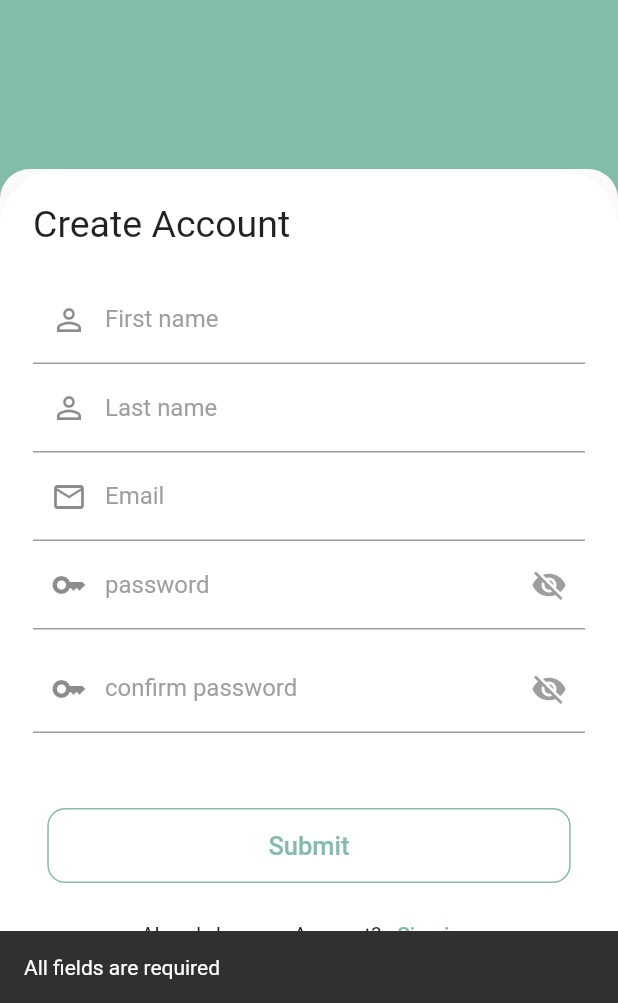
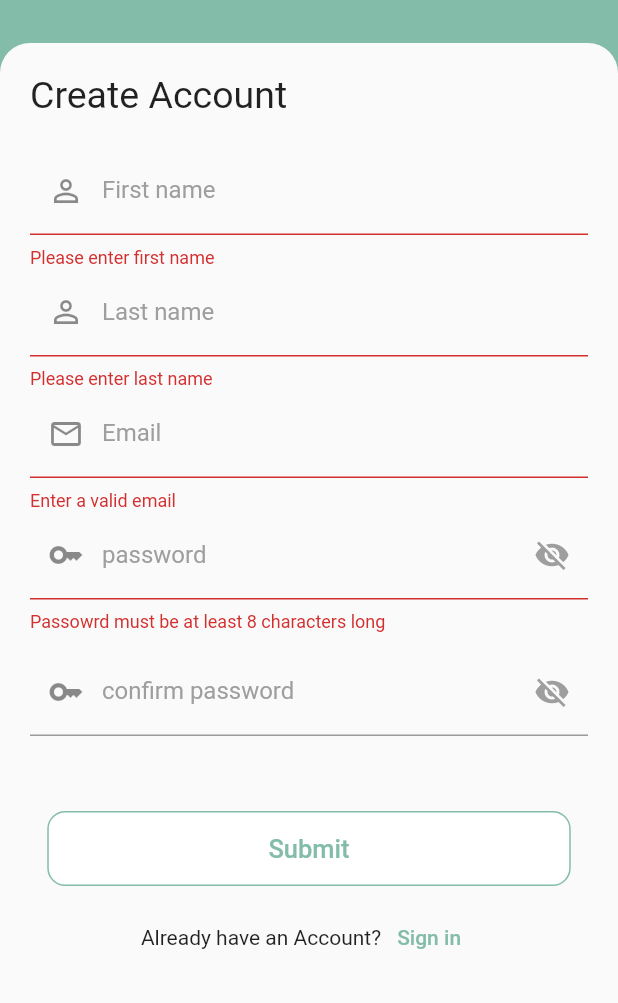
Before and after one commit to parajuliamit/rent-assist-tenant, a Flutter app: the RegisterView screen opened by its route, after a tap on "Submit", on a phone screen of 412 x 824 dp, the part 233-1236 px from its top. Run offline on Flutter 3.47's test engine with Material 2 defaults, Android fonts, the phone set to English and light mode, and no system bars; our stand-ins replace dio, get, get_storage, lottie, pretty_dio_logger; accounts and stored records are empty.

Commit message:
navigation

```diff
--- a/lib/app/modules/authentication/register/controllers/register_controller.dart
+++ b/lib/app/modules/authentication/register/controllers/register_controller.dart
@@ -63,7 +63,7 @@ class RegisterController extends GetxController {
     String email = emailController.text.trim();
     String password = passwordController.text.trim();
     String confirmPassword = confirmPasswordController.text.trim();
-    if (validateInput(fname, email, password, confirmPassword)) {
+    if (validateInput(fname, lname, email, password, confirmPassword)) {
       await Future.delayed(2.seconds);
       showSnackbar('Register Successful');
       Get.toNamed(Routes.HOME);
@@ -72,30 +72,30 @@ class RegisterController extends GetxController {
     isLoading(false);
   }
 
-  bool validateInput(
-      String name, String email, String password, String confirmPassowrd) {
+  bool validateInput(String fname, String lname, String email, String password,
+      String confirmPassowrd) {
     bool isValid = true;
     if (!email.isEmail) {
-      emailError("Enter valid email");
+      emailError("Enter a valid email");
       isValid = false;
     }
 
     if (password.length < 8) {
-      passwordError("Passowrd must be at least 8 characters");
+      passwordError("Passowrd must be at least 8 characters long");
       isValid = false;
     }
 
     if (password != confirmPassowrd) {
-      confirmPasswordError("password doesnot match");
+      confirmPasswordError("Password does not match");
       isValid = false;
     }
 
-    if (name.length < 4) {
-      fnameError("Enter a valid name");
+    if (fname.isEmpty) {
+      fnameError("Please enter first name");
       isValid = false;
     }
-    if (name.isEmpty || email.isEmpty || password.isEmpty) {
-      Get.rawSnackbar(message: 'All fields are required');
+    if (lname.isEmpty) {
+      lnameError("Please enter last name");
       isValid = false;
     }
     return isValid;
--- a/lib/app/modules/authentication/register/views/widgets/register_bottom_sheet.dart
+++ b/lib/app/modules/authentication/register/views/widgets/register_bottom_sheet.dart
@@ -1,10 +1,7 @@
 import 'package:flutter/material.dart';
 import 'package:get/get.dart';
 
-import '../../../../../../widgets/custom_button.dart';
-import '../../../../../../widgets/input_field.dart';
-import '../../../../../../widgets/loading.dart';
-import '../../../../../../widgets/password_field.dart';
+import '../../../../../../widgets/widgets.dart';
 import '../../../../../utils/constants.dart';
 import '../../../login/views/login_view.dart';
 import '../../controllers/register_controller.dart';
@@ -19,14 +16,6 @@ class RegisterBottomSheet extends StatelessWidget {
     final controller = Get.find<RegisterController>();
     return Container(
       padding: const EdgeInsets.symmetric(horizontal: 20, vertical: 20),
-      decoration: BoxDecoration(
-        color: kWhiteColor,
-        border: Border.all(width: 2, color: kWhiteColor),
-        borderRadius: const BorderRadius.only(
-          topRight: Radius.circular(40),
-          topLeft: Radius.circular(40),
-        ),
-      ),
       child: SingleChildScrollView(
         child: Column(
           mainAxisSize: MainAxisSize.min,
@@ -41,7 +30,8 @@ class RegisterBottomSheet extends StatelessWidget {
             const SizedBox(
               height: 20,
             ),
-            InputField(
+            Obx(
+              () => InputField(
                 'First name',
                 const Icon(
                   Icons.person_outline_outlined,
@@ -49,11 +39,11 @@ class RegisterBottomSheet extends StatelessWidget {
                 controller: controller.fnameController,
                 inputType: TextInputType.emailAddress,
                 textInputAction: TextInputAction.next,
+                errorMessage: controller.fnameError.value,
               ),
-            // const SizedBox(
-            //   height: 10,
-            // ),
-            InputField(
+            ),
+            Obx(
+              () => InputField(
                 'Last name',
                 const Icon(
                   Icons.person_outline_outlined,
@@ -61,11 +51,11 @@ class RegisterBottomSheet extends StatelessWidget {
                 controller: controller.lnameController,
                 inputType: TextInputType.emailAddress,
                 textInputAction: TextInputAction.next,
+                errorMessage: controller.lnameError.value,
               ),
-            // const SizedBox(
-            //   height: 10,
-            // ),
-            InputField(
+            ),
+            Obx(
+              () => InputField(
                 'Email',
                 const Icon(
                   Icons.email_outlined,
@@ -73,20 +63,25 @@ class RegisterBottomSheet extends StatelessWidget {
                 controller: controller.emailController,
                 inputType: TextInputType.emailAddress,
                 textInputAction: TextInputAction.next,
+                errorMessage: controller.emailError.value,
               ),
-            // const SizedBox(
-            //   height: 10,
-            // ),
-            PasswordField(
+            ),
+            Obx(
+              () => PasswordField(
                 'password',
                 controller: controller.passwordController,
+                errorMessage: controller.passwordError.value,
+              ),
             ),
             const SizedBox(
               height: 10,
             ),
-            PasswordField(
+            Obx(
+              () => PasswordField(
                 'confirm password',
                 controller: controller.confirmPasswordController,
+                errorMessage: controller.confirmPasswordError.value,
+              ),
             ),
             const SizedBox(
               height: 50,
--- a/lib/app/modules/home/bindings/home_binding.dart
+++ /dev/null
@@ -1,12 +0,0 @@
-import 'package:get/get.dart';
-
-import '../controllers/home_controller.dart';
-
-class HomeBinding extends Bindings {
-  @override
-  void dependencies() {
-    Get.lazyPut<HomeController>(
-      () => HomeController(),
-    );
-  }
-}
--- a/lib/app/routes/app_pages.dart
+++ b/lib/app/routes/app_pages.dart
@@ -1,11 +1,12 @@
 import 'package:get/get.dart';
+
+import 'package:tenant_app/app/modules/navigation/bindings/navigation_binding.dart';
+import 'package:tenant_app/app/modules/navigation/views/navigation_view.dart';
 
 import '../modules/authentication/login/bindings/login_binding.dart';
 import '../modules/authentication/login/views/login_view.dart';
 import '../modules/authentication/register/bindings/register_binding.dart';
 import '../modules/authentication/register/views/register_view.dart';
-import '../modules/home/bindings/home_binding.dart';
-import '../modules/home/views/home_view.dart';
 import '../modules/splash_screen/bindings/splash_screen_binding.dart';
 import '../modules/splash_screen/views/splash_screen_view.dart';
 
@@ -19,8 +20,8 @@ class AppPages {
   static final routes = [
     GetPage(
       name: _Paths.HOME,
-      page: () => HomeView(),
-      binding: HomeBinding(),
+      page: () => NavigationView(),
+      binding: NavigationBinding(),
     ),
     GetPage(
       name: _Paths.SPLASH_SCREEN,
@@ -44,5 +45,10 @@ class AppPages {
       page: () => RegisterView(),
       binding: RegisterBinding(),
     ),
+    GetPage(
+      name: _Paths.NAVIGATION,
+      page: () => NavigationView(),
+      binding: NavigationBinding(),
+    ),
   ];
 }
--- a/lib/app/routes/app_routes.dart
+++ b/lib/app/routes/app_routes.dart
@@ -7,6 +7,7 @@ abstract class Routes {
   static const SPLASH_SCREEN = _Paths.SPLASH_SCREEN;
   static const LOGIN = _Paths.LOGIN;
   static const REGISTER = _Paths.REGISTER;
+  static const NAVIGATION = _Paths.NAVIGATION;
 }
 
 abstract class _Paths {
@@ -15,4 +16,5 @@ abstract class _Paths {
   static const SPLASH_SCREEN = '/splash-screen';
   static const LOGIN = '/login';
   static const REGISTER = '/register';
+  static const NAVIGATION = '/navigation';
 }
--- a/lib/main.dart
+++ b/lib/main.dart
@@ -38,6 +38,7 @@ class MyApp extends StatelessWidget {
       title: "Rent Assist - Tenant",
       theme: ThemeData(
           primarySwatch: primaryColor,
+          scaffoldBackgroundColor: kWhiteColor,
           primaryColor: kPrimaryColor,
           floatingActionButtonTheme: const FloatingActionButtonThemeData(
             backgroundColor: kPrimaryColor,
--- /dev/null
+++ b/lib/widgets/widgets.dart
@@ -0,0 +1,4 @@
+export 'custom_button.dart';
+export 'input_field.dart';
+export 'loading.dart';
+export 'password_field.dart';
```
Also changed, not shown: lib/app/modules/authentication/login/controllers/login_controller.dart (+18 -0 lines), lib/app/modules/authentication/login/views/login_view.dart (+9 -124 lines), lib/app/modules/authentication/login/views/widgets/login_bottom_sheet.dart (added, +107 -0 lines), lib/app/modules/authentication/register/views/register_view.dart (+0 -9 lines), lib/app/modules/home/views/home_view.dart (+3 -7 lines), lib/app/modules/navigation/bindings/navigation_binding.dart (added, +16 -0 lines), lib/app/modules/navigation/controllers/navigation_controller.dart (added, +37 -0 lines), lib/app/modules/navigation/views/navigation_view.dart (added, +82 -0 lines). Lines whose indentation alone changed are shown as unchanged.
